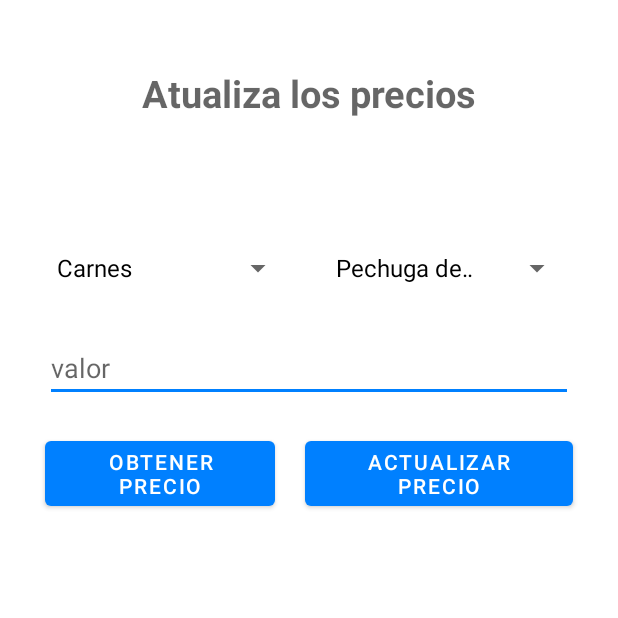
After one commit to Hardken/GroceryBuddy, an Android app: the fragment price_admin shown on its own in the app's theme, on a phone screen of 412 x 824 dp, the top half of it. The commit adds this screen. Run offline under Robolectric (Android 15) with nearby library versions, the phone set to English and light mode, and no system bars; our stand-ins replace Firebase (no records; nobody signed in at launch, a user with empty details on screens opened directly).

Commit message:
Four Commit aplicacion casi completa,cambio de nombre, falta ajutar precios, notificaciones en background, crear metodo para actulizar la cuenta del cliente en home,

```diff
--- a/app/src/main/java/com/example/grupo10/ConsultarUsers.java
+++ b/app/src/main/java/com/example/grupo10/ConsultarUsers.java
@@ -195,7 +195,7 @@ public class ConsultarUsers extends Fragment {
                         try {
                             //Log.e("PRODUCTOS", usuarios.getJSONObject(position).toString());
 
-                            Intent intent = new Intent(miActividad, PerfilActivity.class);
+                            Intent intent = new Intent(miActividad, PerfilActivityadmin.class);
 
                             intent.putExtra("usuario", usuarios.getJSONObject(position).toString());
 
--- /dev/null
+++ b/app/src/main/java/com/example/grupo10/util/price_admin.java
@@ -0,0 +1,307 @@
+package com.example.grupo10.util;
+
+import android.content.Context;
+import android.content.SharedPreferences;
+import android.os.Bundle;
+
+import androidx.annotation.NonNull;
+import androidx.fragment.app.Fragment;
+
+import android.text.InputType;
+import android.util.Log;
+import android.view.LayoutInflater;
+import android.view.View;
+import android.view.ViewGroup;
+import android.widget.AdapterView;
+import android.widget.ArrayAdapter;
+import android.widget.Button;
+import android.widget.EditText;
+import android.widget.Spinner;
+import android.widget.TextView;
+import android.widget.Toast;
+
+import com.example.grupo10.R;
+import com.google.android.gms.tasks.OnCompleteListener;
+import com.google.android.gms.tasks.OnFailureListener;
+import com.google.android.gms.tasks.OnSuccessListener;
+import com.google.android.gms.tasks.Task;
+import com.google.firebase.firestore.CollectionReference;
+import com.google.firebase.firestore.DocumentReference;
+import com.google.firebase.firestore.DocumentSnapshot;
+import com.google.firebase.firestore.FirebaseFirestore;
+import com.google.firebase.firestore.QueryDocumentSnapshot;
+import com.google.firebase.firestore.QuerySnapshot;
+
+import org.json.JSONArray;
+
+import java.util.ArrayList;
+import java.util.HashMap;
+import java.util.List;
+import java.util.Map;
+
+/**
+ * A simple {@link Fragment} subclass.
+ * Use the {@link price_admin#newInstance} factory method to
+ * create an instance of this fragment.
+ */
+public class price_admin extends Fragment {
+
+    // TODO: Rename parameter arguments, choose names that match
+    // the fragment initialization parameters, e.g. ARG_ITEM_NUMBER
+    private static final String ARG_PARAM1 = "param1";
+    private static final String ARG_PARAM2 = "param2";
+    String nombre, pro, cat, item;
+    double precio;
+    List<String> carnes;
+    List<String> Lacteos;
+    List<String> Verduleria;
+    Spinner spinnercat, spinnerpro;
+    EditText valor;
+    TextView cuentatxt;
+    Button genbtn, pedirbtn;
+
+    // TODO: Rename and change types of parameters
+    private String mParam1;
+    private String mParam2;
+
+    public price_admin() {
+        // Required empty public constructor
+    }
+
+    /**
+     * Use this factory method to create a new instance of
+     * this fragment using the provided parameters.
+     *
+     * @param param1 Parameter 1.
+     * @param param2 Parameter 2.
+     * @return A new instance of fragment price_admin.
+     */
+    // TODO: Rename and change types and number of parameters
+    public static price_admin newInstance(String param1, String param2) {
+        price_admin fragment = new price_admin();
+        Bundle args = new Bundle();
+        args.putString(ARG_PARAM1, param1);
+        args.putString(ARG_PARAM2, param2);
+        fragment.setArguments(args);
+        return fragment;
+    }
+
+    @Override
+    public void onCreate(Bundle savedInstanceState) {
+        super.onCreate(savedInstanceState);
+        if (getArguments() != null) {
+            mParam1 = getArguments().getString(ARG_PARAM1);
+            mParam2 = getArguments().getString(ARG_PARAM2);
+        }
+    }
+
+    @Override
+    public View onCreateView(LayoutInflater inflater, ViewGroup container,
+                             Bundle savedInstanceState) {
+        SharedPreferences mispreferencias = getActivity().getSharedPreferences(Constant.PREFERENCE, Context.MODE_PRIVATE);
+        nombre = mispreferencias.getString("usuario", "NO HAY USUARIO");
+        // Inflate the layout for this fragment
+        View root = inflater.inflate(R.layout.fragment_price_admin, container, false);
+        spinnercat = root.findViewById(R.id.pricesppinercat);
+        spinnerpro = root.findViewById(R.id.pricesppinerpro);
+        valor = root.findViewById(R.id.pricetxtvalor);
+        cuentatxt = root.findViewById(R.id.pricetextadmin);
+        valor.setInputType(InputType.TYPE_CLASS_NUMBER);
+        genbtn = root.findViewById(R.id.pricegenerarbtn);
+        pedirbtn = root.findViewById(R.id.pricepedirbtn);
+        String[] categorias = new String[]{"Carnes", "Quesos", "Verduleria", "Frutas"};
+        String[] frutas = new String[]{"Manzana", "Naranja", "Banano", "Uva", "Mango", "Papaya", "Piña", "Aguacate", "Mandarina", "Fresa"};
+        carnes = new ArrayList<>();
+        carnes.add("Pechuga de pollo");
+        carnes.add("Muslos de pollo");
+        carnes.add("Solomito de res");
+        carnes.add("Pechuga de cerdo");
+        carnes.add("Lomo de cerdo");
+        carnes.add("Sobrebarriga");
+        Lacteos = new ArrayList<>();
+        Lacteos.add("Queso tajado");
+        Lacteos.add("Queso costeño");
+        Lacteos.add("Queso campesino");
+        Lacteos.add("Queso parmesano");
+        Verduleria = new ArrayList<>();
+        Verduleria.add("Tomate");
+        Verduleria.add("Cebolla");
+        Verduleria.add("Papa");
+        Verduleria.add("Yuca");
+        Verduleria.add("Zanahoria");
+        Verduleria.add("Cebolla larga");
+        Verduleria.add("Ajo");
+        Verduleria.add("Pepino");
+        Verduleria.add("Mazorca");
+        Verduleria.add("Brocoli");
+        Verduleria.add("Coliflor");
+        Verduleria.add("Lechuga");
+        Verduleria.add("Pimiento");
+        Verduleria.add("Remolacha");
+        Verduleria.add("Champiñon");
+        ArrayAdapter<String> adaptador = new ArrayAdapter<String>(getContext(), android.R.layout.simple_spinner_dropdown_item, categorias);
+        adaptador.setDropDownViewResource(android.R.layout.simple_spinner_dropdown_item);
+        spinnercat.setAdapter(adaptador);
+        spinnercat.setOnItemSelectedListener(new AdapterView.OnItemSelectedListener() {
+            @Override
+            public void onItemSelected(AdapterView<?> adapterView, View view, int i, long l) {
+                item = (String) spinnercat.getItemAtPosition(i);
+
+                switch (item) {
+                    case "Carnes":
+                        spinnerpro.setAdapter(new ArrayAdapter<>(getContext(), R.layout.support_simple_spinner_dropdown_item, carnes));
+
+
+                        break;
+                    case "Quesos":
+                        spinnerpro.setAdapter(new ArrayAdapter<>(getContext(), R.layout.support_simple_spinner_dropdown_item, Lacteos));
+
+
+                        break;
+                    case "Verduleria":
+                        spinnerpro.setAdapter(new ArrayAdapter<>(getContext(), R.layout.support_simple_spinner_dropdown_item, Verduleria));
+
+
+                        break;
+                    case "Frutas":
+                        ArrayAdapter<String> fru = new ArrayAdapter<String>(getContext(), android.R.layout.simple_spinner_dropdown_item, frutas);
+                        fru.setDropDownViewResource(android.R.layout.simple_spinner_dropdown_item);
+                        spinnerpro.setAdapter(fru);
+
+                        break;
+                    default:
+                        break;
+                }
+            }
+
+            @Override
+            public void onNothingSelected(AdapterView<?> adapterView) {
+
+            }
+        });
+        genbtn.setOnClickListener(new View.OnClickListener() {
+            @Override
+            public void onClick(View view) {
+                pro = spinnerpro.getSelectedItem().toString();
+                FirebaseFirestore db = FirebaseFirestore.getInstance();
+                db.collection("precios")
+                        .whereEqualTo("nombre", pro)
+                        .get().addOnCompleteListener(new OnCompleteListener<QuerySnapshot>() {
+                            JSONArray productos = new JSONArray();
+                            @Override
+                            public void onComplete(@NonNull Task<QuerySnapshot> task) {
+                                if (task.isSuccessful() && !task.getResult().isEmpty()){
+                                    for (QueryDocumentSnapshot document : task.getResult()){
+                                        precio = Double.parseDouble(document.getData().get("precio").toString());
+                                    }
+                                    valor.setText(String.valueOf(precio));
+                                }else {
+                                    Log.e("TAG", "Error getting documents: ", task.getException());
+                                }
+
+                            }
+                        });
+            }
+        });
+        pedirbtn.setOnClickListener(new View.OnClickListener() {
+            @Override
+            public void onClick(View view) {
+                    precio = Double.parseDouble(valor.getText().toString());
+                    pro = spinnerpro.getSelectedItem().toString();
+                    cat = spinnercat.getSelectedItem().toString();
+                actualizarprecio(precio);
+            }
+        });
+        return root;
+    }
+
+    public void actualizarprecio(double precio){
+        FirebaseFirestore db = FirebaseFirestore.getInstance();
+        CollectionReference collectionRef = db.collection("precios");
+        collectionRef.get().addOnCompleteListener(new OnCompleteListener<QuerySnapshot>() {
+            @Override
+            public void onComplete(@NonNull Task<QuerySnapshot> task) {
+                if (task.isSuccessful()) {
+                    QuerySnapshot querySnapshot = task.getResult();
+                    if (querySnapshot != null && !querySnapshot.isEmpty()) {
+                        // La colección existe, hacer algo si es necesario
+                        Map<String, Object> price = new HashMap<>();
+                        price.put("nombre", pro);
+                        price.put("categorias", cat);
+                        price.put("precio", precio);
+                        collectionRef.whereEqualTo("nombre", pro)
+                                        .get().addOnCompleteListener(new OnCompleteListener<QuerySnapshot>() {
+                                    @Override
+                                    public void onComplete(@NonNull Task<QuerySnapshot> task) {
+                                        QuerySnapshot querySnapshot = task.getResult();
+                                        if(querySnapshot != null && !querySnapshot.isEmpty()) {
+                                            DocumentSnapshot documentSnapshot = task.getResult().getDocuments().get(0);
+                                            String documentID = documentSnapshot.getId();
+                                            db.collection("precios")
+                                                    .document(documentID)
+                                                    .update(price)
+                                                    .addOnSuccessListener(new OnSuccessListener<Void>() {
+                                                        @Override
+                                                        public void onSuccess(Void unused) {
+                                                            valor.setText("");
+                                                            Toast.makeText(getActivity(), "Actualizacion Correcta", Toast.LENGTH_SHORT).show();
+                                                        }
+                                                    }).addOnFailureListener(new OnFailureListener() {
+                                                        @Override
+                                                        public void onFailure(@NonNull Exception e) {
+                                                            Toast.makeText(getActivity(), "Actualizacion incorrecta", Toast.LENGTH_SHORT).show();
+                                                        }
+                                                    });
+                                        }else{
+                                            Map<String, Object> price = new HashMap<>();
+                                            price.put("nombre", pro);
+                                            price.put("categorias", cat);
+                                            price.put("precio", precio);
+                                            db.collection("precios")
+                                                    .add(price)
+                                                    .addOnSuccessListener(new OnSuccessListener<DocumentReference>() {
+                                                        @Override
+                                                        public void onSuccess(DocumentReference documentReference) {
+                                                            Toast.makeText(getActivity(), "Operacion exitosa",Toast.LENGTH_SHORT).show();
+                                                        }
+                                                    });
+                                            Toast.makeText(getContext(), "La colección no existe.", Toast.LENGTH_SHORT).show();
+                                        }
+                                    }
+                                }).addOnFailureListener(new OnFailureListener() {
+                                    @Override
+                                    public void onFailure(@NonNull Exception e) {
+
+                                    }
+                                });
+                        Toast.makeText(getContext(), "La colección existe.", Toast.LENGTH_SHORT).show();
+
+                    } else {
+                        // La colección no existe
+                        Map<String, Object> price = new HashMap<>();
+                        price.put("nombre", pro);
+                        price.put("categorias", cat);
+                        price.put("precio", precio);
+                        db.collection("precios")
+                                .add(price)
+                                .addOnSuccessListener(new OnSuccessListener<DocumentReference>() {
+                                    @Override
+                                    public void onSuccess(DocumentReference documentReference) {
+                                        Toast.makeText(getActivity(), "Operacion exitosa",Toast.LENGTH_SHORT).show();
+                                    }
+                                });
+                        Toast.makeText(getContext(), "La colección no existe.", Toast.LENGTH_SHORT).show();
+
+                    }
+                } else {
+                    // Error al obtener la referencia de la colección
+
+                }
+            }
+        });
+
+
+
+
+    }
+}
--- /dev/null
+++ b/app/src/main/res/layout/fragment_price_admin.xml
@@ -0,0 +1,86 @@
+<?xml version="1.0" encoding="utf-8"?>
+<LinearLayout xmlns:android="http://schemas.android.com/apk/res/android"
+    xmlns:tools="http://schemas.android.com/tools"
+    android:layout_width="match_parent"
+    android:layout_height="match_parent"
+    tools:context=".util.price_admin"
+    android:orientation="vertical">
+
+    <!-- TODO: Update blank fragment layout -->
+    <LinearLayout
+        android:layout_width="match_parent"
+        android:layout_height="wrap_content"
+        android:layout_weight="10"
+        android:gravity="center">
+        <TextView
+            android:id="@+id/pricetextadmin"
+            android:layout_margin="20dp"
+            android:layout_width="match_parent"
+            android:layout_height="wrap_content"
+            android:textSize="25dp"
+            android:textStyle="bold"
+            android:hint="Atualiza los precios"
+            android:gravity="center"
+            />
+    </LinearLayout>
+    <LinearLayout
+        android:layout_width="match_parent"
+        android:layout_height="wrap_content"
+        android:layout_margin="20dp"
+        android:orientation="vertical"
+        android:layout_weight="90">
+        <LinearLayout
+            android:layout_width="match_parent"
+            android:layout_height="wrap_content"
+            android:orientation="horizontal">
+            <Spinner
+                android:layout_margin="10dp"
+                android:id="@+id/pricesppinercat"
+                android:layout_width="0dp"
+                android:layout_weight="25"
+                android:layout_height="wrap_content">
+            </Spinner>
+            <Spinner
+                android:layout_margin="10dp"
+                android:id="@+id/pricesppinerpro"
+                android:layout_width="0dp"
+                android:layout_weight="25"
+                android:layout_height="wrap_content">
+            </Spinner>
+        </LinearLayout>
+        <LinearLayout
+            android:layout_width="match_parent"
+            android:layout_height="wrap_content"
+            android:orientation="horizontal">
+            <EditText
+                android:layout_margin="10dp"
+                android:id="@+id/pricetxtvalor"
+                android:layout_width="0dp"
+                android:layout_height="wrap_content"
+                android:layout_weight="25"
+                android:inputType="number"
+                android:hint="valor"/>
+        </LinearLayout>
+        <LinearLayout
+            android:layout_width="match_parent"
+            android:layout_height="wrap_content"
+            android:orientation="horizontal">
+            <Button
+                android:id="@+id/pricegenerarbtn"
+                android:layout_margin="10dp"
+                android:layout_width="wrap_content"
+                android:layout_weight="12.5"
+                android:layout_height="wrap_content"
+                android:text="Obtener Precio"/>
+            <Button
+                android:id="@+id/pricepedirbtn"
+                android:layout_margin="10dp"
+                android:layout_width="wrap_content"
+                android:layout_weight="12.5"
+                android:layout_height="wrap_content"
+                android:text="Actualizar precio"/>
+        </LinearLayout>
+
+    </LinearLayout>
+
+</LinearLayout>
--- a/app/src/main/res/menu/activity_main_drawer_admin.xml
+++ b/app/src/main/res/menu/activity_main_drawer_admin.xml
@@ -12,6 +12,10 @@
             android:id="@+id/nav_gallery"
             android:icon="@drawable/ic_baseline_store_24"
             android:title="@string/menu_gallery" />
+        <item
+            android:id="@+id/nav_precio"
+            android:icon="@drawable/ic_baseline_store_24"
+            android:title="Ajustar precios" />
         <item
             android:id="@+id/nav_slideshow"
             android:icon="@drawable/ic_baseline_favorite_24"
--- a/app/src/main/res/navigation/mobile_navigation.xml
+++ b/app/src/main/res/navigation/mobile_navigation.xml
@@ -10,7 +10,11 @@
         android:name="com.example.grupo10.ui.home.HomeFragment"
         android:label="@string/menu_home"
         tools:layout="@layout/fragment_home" />
-
+    <fragment
+        android:id="@+id/nav_precio"
+        android:name="com.example.grupo10.util.price_admin"
+        android:label="Ajustar precios"
+        tools:layout="@layout/fragment_price_admin" />
     <fragment
         android:id="@+id/nav_gallery"
         android:name="com.example.grupo10.ui.gallery.GalleryFragmentuser"
--- a/app/src/main/res/values/strings.xml
+++ b/app/src/main/res/values/strings.xml
@@ -49,4 +49,6 @@ All purchases and transactions carried out through this website are subject to a
         <item>Carreras</item>
     </string-array>
     <!-- TODO: Remove or change this placeholder text -->
+    <string name="hello_blank_fragment">Hello blank fragment</string>
+    <!-- TODO: Remove or change this placeholder text -->
 </resources>
```
Also changed, not shown: app/src/main/java/com/example/grupo10/LoginActivity.java (+12 -9 lines), app/src/main/java/com/example/grupo10/RegistroActivity.java (+16 -2 lines), app/src/main/java/com/example/grupo10/ui/home/HomeFragment.java (+75 -32 lines).
